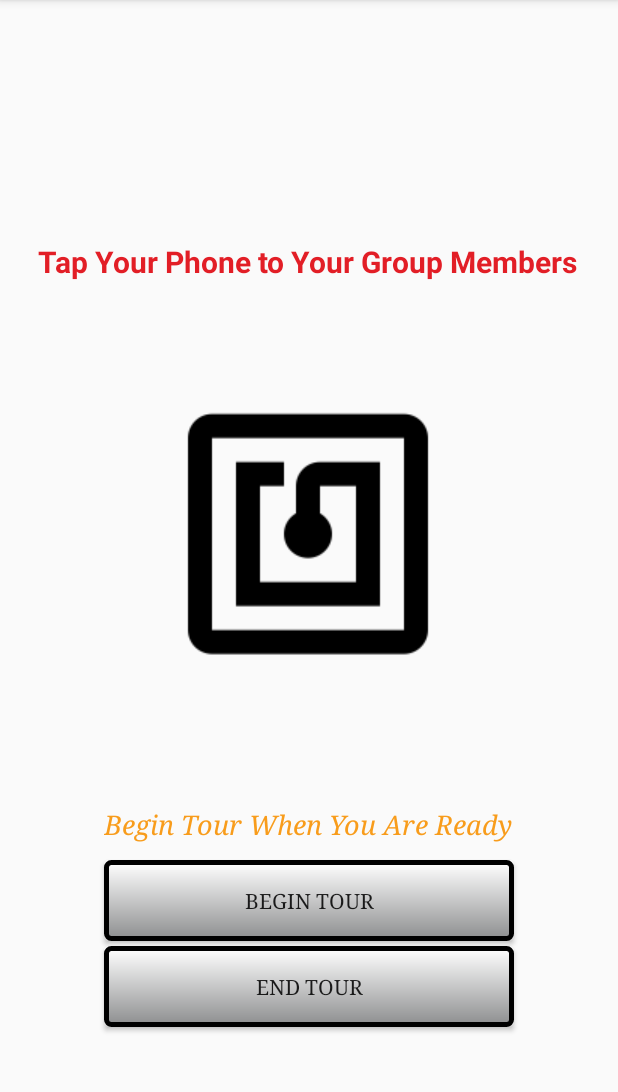
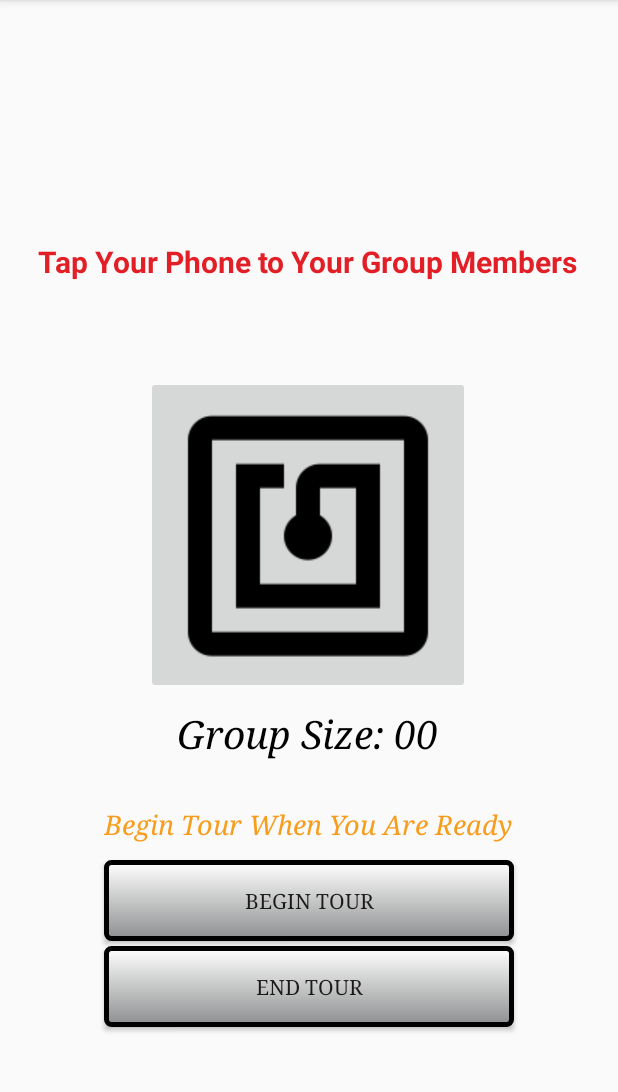
Before and after one commit to priceg/LeopardLeap, an Android app: the TourGuide_Landing screen opened directly, with no data from a screen before it, on a phone screen of 412 x 824 dp, the part 84-1176 px from its top. Run offline under Robolectric (Android 15) with nearby library versions, the phone set to English and light mode, and no system bars.

Commit message:
counter added to tourguide_landing
temporarily an imagebutton, should be made to work via nfc connect instead, hopefully not too complicated

```diff
--- a/app/src/main/java/com/example/leopardleap/TourGuide_Landing.java
+++ b/app/src/main/java/com/example/leopardleap/TourGuide_Landing.java
@@ -1,22 +1,62 @@
 package com.example.leopardleap;
 
 import android.content.Intent;
+import android.provider.ContactsContract;
 import android.support.v7.app.AppCompatActivity;
 import android.os.Bundle;
+import android.util.Log;
 import android.view.View;
 import android.widget.Button;
+import android.widget.ImageButton;
+import android.widget.TextView;
+
+import org.w3c.dom.Text;
 
 public class TourGuide_Landing extends AppCompatActivity {
+
+
+    int count = 0;
+    Button end_btn;
+    Button start_btn;
+    ImageButton count_btn;
+    TextView counter;
+
+
+    static String TAG = "MyApp";
 
     @Override
     protected void onCreate(Bundle savedInstanceState) {
         super.onCreate(savedInstanceState);
         setContentView(R.layout.activity_tour_guide__landing);
 
+        //Counter to show how many users are in the group
+        counter = (TextView)findViewById(R.id.counter);
+        counter.setText(getString(R.string.counter) + " 00");
+
         //Button labeled "End Tour"
-        Button end_btn = (Button)findViewById(R.id.end_btn);
+        end_btn = (Button)findViewById(R.id.end_btn);
         //Button labeled "Begin Tour"
-        Button start_btn = (Button)findViewById(R.id.start_btn);
+        start_btn = (Button)findViewById(R.id.start_btn);
+
+        //TEMPORARY BUTTON; SHOULD INCREMENT WITH NFC IN FINAL VERSION
+        count_btn = (ImageButton)findViewById(R.id.nfc);
+
+
+
+
+        count_btn.setOnClickListener(new View.OnClickListener() {
+            @Override
+            public void onClick(View v) {
+                Log.v(TAG, "Counter clicked");
+                count++;
+                if(count < 10){
+                    counter.setText(getString(R.string.counter) + " 0" + count);
+                }
+                else {
+                    counter.setText(getString(R.string.counter) + " " + count);
+                }
+            }
+        });
 
         /*  This will end the session and start everything over,
         requiring the Tour Guide to login again  */
--- a/app/src/main/java/com/example/leopardleap/Visitor_Landing.java
+++ b/app/src/main/java/com/example/leopardleap/Visitor_Landing.java
@@ -38,4 +38,6 @@ public class Visitor_Landing extends AppCompatActivity {
 
 
     }
+
+
 }
--- a/app/src/main/res/layout/activity_tour_guide__landing.xml
+++ b/app/src/main/res/layout/activity_tour_guide__landing.xml
@@ -79,8 +79,8 @@
         app:layout_constraintTop_toTopOf="parent"
         app:layout_constraintVertical_bias="0.727" />
 
-    <ImageView
-        android:id="@+id/imageView"
+    <ImageButton
+        android:id="@+id/nfc"
         android:layout_width="wrap_content"
         android:layout_height="wrap_content"
         android:layout_marginStart="8dp"
@@ -94,4 +94,21 @@
         app:layout_constraintTop_toTopOf="parent"
         app:layout_constraintVertical_bias="0.449"
         app:srcCompat="@drawable/ic_nfc" />
+
+    <TextView
+        android:id="@+id/counter"
+        android:layout_width="wrap_content"
+        android:layout_height="wrap_content"
+        android:layout_marginTop="8dp"
+        android:fontFamily="georgia"
+        android:text="@string/counter"
+        android:textColor="#000000"
+        android:textSize="26sp"
+        android:textStyle="italic"
+        app:layout_constraintBottom_toBottomOf="parent"
+        app:layout_constraintEnd_toEndOf="parent"
+        app:layout_constraintHorizontal_bias="0.497"
+        app:layout_constraintStart_toStartOf="parent"
+        app:layout_constraintTop_toTopOf="parent"
+        app:layout_constraintVertical_bias="0.64" />
 </android.support.constraint.ConstraintLayout>
--- a/app/src/main/res/values/strings.xml
+++ b/app/src/main/res/values/strings.xml
@@ -34,6 +34,7 @@
     <string name="tap_message_C">Tap Your Phone to Your Group Members</string>
     <string name="tap_message_D">Begin Tour When You Are Ready</string>
     <string name="start_btn">Begin Tour</string>
+    <string name="counter">Group Size:</string>
 
     <!--Visitor_Roadmap-->
     <string name="header">Your Group Roadmap</string>
```
